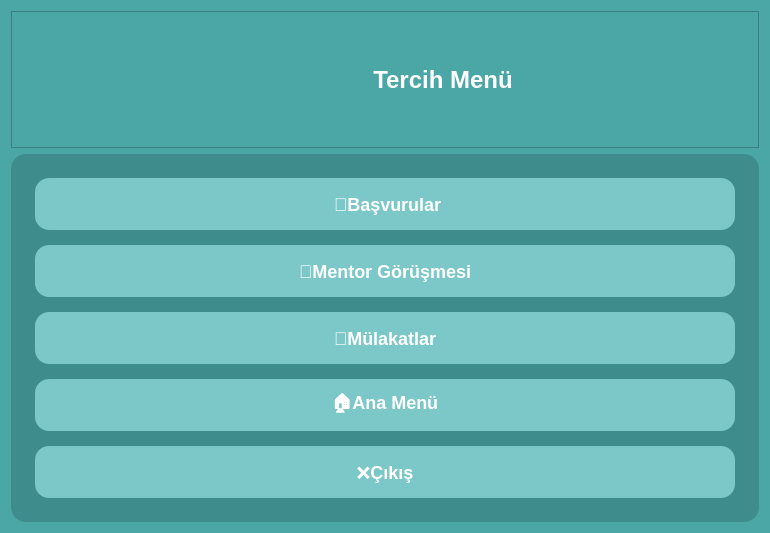
Before: the Qt Designer form app/gui/preferences.ui in KursaDSc/Python-Module-Week7, drawn with Qt 5.
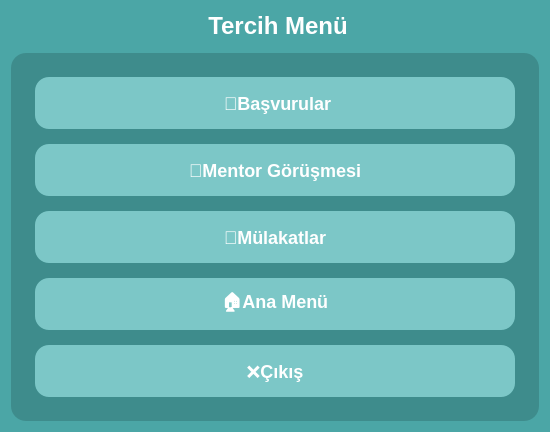
After: the same form once the commit is applied. Icons and pictures are not drawn.

```diff
--- a/app/gui/preferences.ui
+++ b/app/gui/preferences.ui
@@ -6,10 +6,22 @@
    <rect>
     <x>0</x>
     <y>0</y>
-    <width>770</width>
-    <height>533</height>
+    <width>550</width>
+    <height>432</height>
    </rect>
   </property>
+  <property name="minimumSize">
+   <size>
+    <width>550</width>
+    <height>0</height>
+   </size>
+  </property>
+  <property name="maximumSize">
+   <size>
+    <width>650</width>
+    <height>432</height>
+   </size>
+  </property>
   <property name="windowTitle">
    <string>Preferences Menu</string>
   </property>
@@ -18,14 +30,10 @@
   </property>
   <layout class="QVBoxLayout" name="verticalLayout">
    <item>
-    <widget class="QFrame" name="frame">
-     <property name="frameShape">
-      <enum>QFrame::StyledPanel</enum>
+    <layout class="QHBoxLayout" name="horizontalLayout_2">
+     <property name="sizeConstraint">
+      <enum>QLayout::SizeConstraint::SetDefaultConstraint</enum>
      </property>
-     <property name="frameShadow">
-      <enum>QFrame::Raised</enum>
-     </property>
-     <layout class="QHBoxLayout" name="horizontalLayout">
       <item>
        <widget class="QLabel" name="label">
         <property name="maximumSize">
@@ -47,6 +55,12 @@
       </item>
       <item>
        <widget class="QLabel" name="labelTitle">
+       <property name="sizePolicy">
+        <sizepolicy hsizetype="Preferred" vsizetype="Fixed">
+         <horstretch>0</horstretch>
+         <verstretch>0</verstretch>
+        </sizepolicy>
+       </property>
         <property name="font">
          <font>
           <pointsize>18</pointsize>
@@ -67,8 +81,36 @@
         </property>
        </widget>
       </item>
-     </layout>
-    </widget>
+     <item>
+      <spacer name="horizontalSpacer">
+       <property name="orientation">
+        <enum>Qt::Orientation::Horizontal</enum>
+       </property>
+       <property name="sizeType">
+        <enum>QSizePolicy::Policy::Fixed</enum>
+       </property>
+       <property name="sizeHint" stdset="0">
+        <size>
+         <width>110</width>
+         <height>30</height>
+        </size>
+       </property>
+      </spacer>
+     </item>
+    </layout>
+   </item>
+   <item>
+    <spacer name="verticalSpacer">
+     <property name="orientation">
+      <enum>Qt::Orientation::Vertical</enum>
+     </property>
+     <property name="sizeHint" stdset="0">
+      <size>
+       <width>20</width>
+       <height>40</height>
+      </size>
+     </property>
+    </spacer>
    </item>
    <item>
     <widget class="QFrame" name="frameContainer">
```
Left out of the diff: 7 changed lines with no effect on the pictures. Lines whose indentation alone changed are shown as unchanged.
